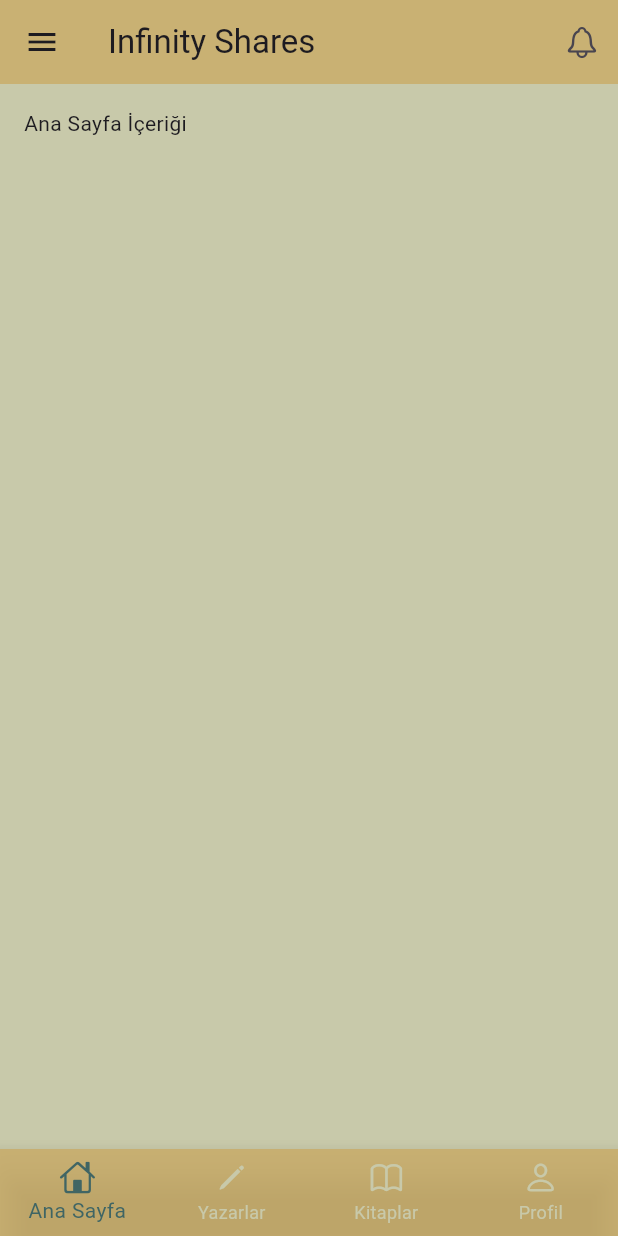
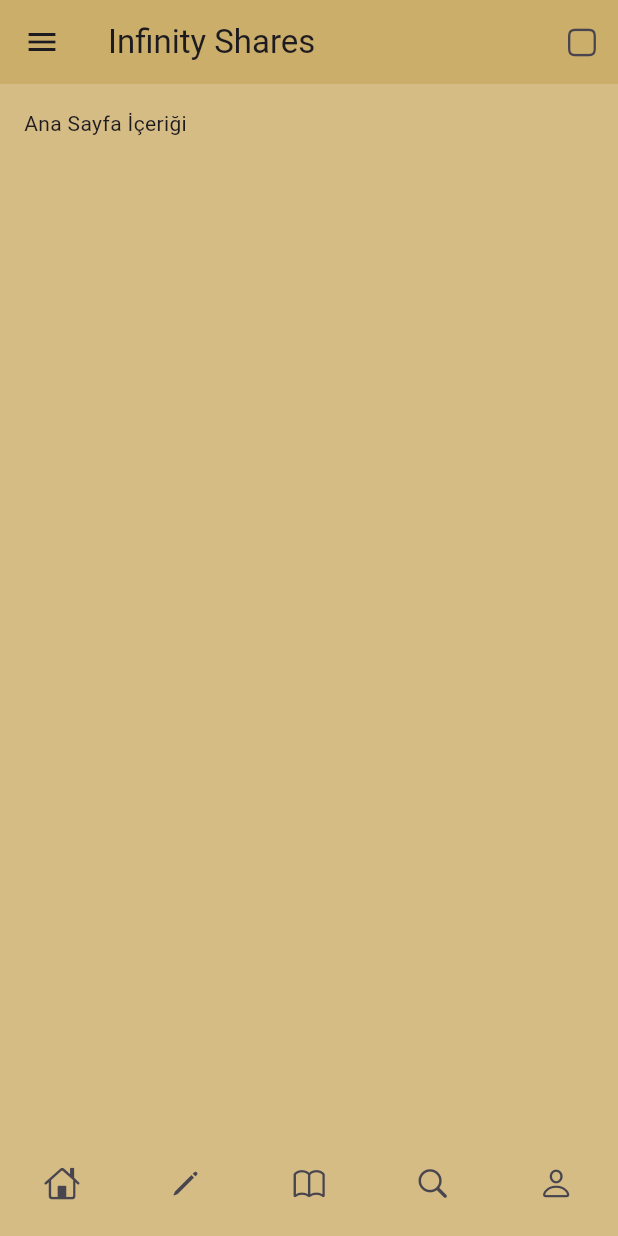
Before and after one commit to KeremAgiroz/InfiniteShelves, a Flutter app: the HomeScreen screen opened by its route, on a phone screen of 412 x 824 dp. Run offline on Flutter 3.47's test engine with Material 3 defaults, Android fonts, the phone set to English and light mode, and no system bars; our stand-ins replace go_router, lottie; missing offline and left inert: dotlottie_loader.

Commit message:
Vizede eklenmesi gereken özellikler kişiselleştirilerek eklenmiştir. Örnek olarak alt menü kişiselleştirilmiş arka plan renkleri constants.dart ta özelleştirilmiş her biri go_router kullanılarak routes dart ta sayfalar arası geçiş yapılması sağlanmıştır. Kalındığı yerden devam edilecektir...

```diff
--- /dev/null
+++ b/lib/core/constants.dart
@@ -0,0 +1,3 @@
+import 'package:flutter/widgets.dart';
+
+const arkaplanRengim = Color.fromARGB(200, 201, 170, 100);
--- a/lib/core/routes.dart
+++ b/lib/core/routes.dart
@@ -1,5 +1,9 @@
 // uygulamada sayfaları ve navigasyon işlemlerini buraya.
 import 'package:flutter/material.dart';
+import 'package:flutter_app/screens/authors_screen.dart';
+import 'package:flutter_app/screens/books_screen.dart';
+import 'package:flutter_app/screens/profile_screen.dart';
+import 'package:flutter_app/screens/search_screen.dart';
 import 'package:go_router/go_router.dart';
 import '../screens/loading_screen.dart';
 import '../screens/home_screen.dart';
@@ -16,5 +20,21 @@ final router = GoRouter(
       path: '/home',
       builder: (context, state) => const HomeScreen(),
     ),
+    GoRoute(
+      path: '/profile',
+      builder: (context, state) => const ProfileScreen(),
+    ),
+    GoRoute(
+      path: '/search',
+      builder: (context, state) => const SearchScreen(),
+    ),
+    GoRoute(
+      path: '/books',
+      builder: (context, state) => const BooksScreen(),
+    ),
+    GoRoute(
+      path: '/authors',
+      builder: (context, state) => const AuthorsScreen(),
+    ),
   ],
 );
--- a/lib/screens/home_screen.dart
+++ b/lib/screens/home_screen.dart
@@ -1,6 +1,10 @@
 //ana ekran
 import 'package:flutter/material.dart';
 import 'package:flutter/cupertino.dart';
+import 'package:flutter_app/core/constants.dart';
+import 'package:flutter_app/core/routes.dart';
+import 'package:flutter_app/widgets/bottom_menu.dart';
+import 'package:go_router/go_router.dart';
 
 class HomeScreen extends StatelessWidget {
   const HomeScreen({super.key});
@@ -8,14 +12,14 @@ class HomeScreen extends StatelessWidget {
   @override
   Widget build(BuildContext context) {
     return Scaffold(
-      backgroundColor: Color.fromRGBO(200, 201, 170, 100),
+      backgroundColor: arkaplanRengim,
       // AppBar
       appBar: AppBar(
         title: const Text('Infinity Shares'),
         backgroundColor: Color.fromARGB(200, 201, 170, 100),
         actions: [
           IconButton(
-            icon: const Icon(CupertinoIcons.bell),
+            icon: const Icon(CupertinoIcons.app),
             onPressed: () {},
           ),
         ],
@@ -28,14 +32,14 @@ class HomeScreen extends StatelessWidget {
             // Drawer Header
             Container(
               height: 200,
-              color: Colors.blue,
+              color: arkaplanRengim,
               child: Column(
                 mainAxisAlignment: MainAxisAlignment.center,
                 children: [
                   const Icon(
                     CupertinoIcons.person_circle,
                     size: 80,
-                    color: Colors.white,
+                    color: Colors.black,
                   ),
                   const SizedBox(height: 10),
                   const Text(
@@ -63,6 +67,27 @@ class HomeScreen extends StatelessWidget {
                 Navigator.pop(context);
               },
             ),
+            ListTile(
+              leading: const Icon(CupertinoIcons.person),
+              title: const Text('Profil'),
+              onTap: () {
+                Navigator.pop(context);
+              },
+            ),
+            ListTile(
+              leading: const Icon(CupertinoIcons.pencil),
+              title: const Text('Yazarlar'),
+              onTap: () {
+                Navigator.pop(context);
+              },
+            ),
+            ListTile(
+              leading: const Icon(CupertinoIcons.book),
+              title: const Text('Kitaplar'),
+              onTap: () {
+                Navigator.pop(context);
+              },
+            ),
           ],
         ),
       ),
@@ -79,36 +104,7 @@ class HomeScreen extends StatelessWidget {
         ],
       ),
 
-      bottomNavigationBar: BottomNavigationBar(
-        backgroundColor:
-            Color.fromARGB(200, 201, 170, 100), // Arka plan rengini ayarla
-        selectedItemColor:
-            Color.fromARGB(254, 63, 101, 100), // Seçili öğe rengi
-        unselectedItemColor:
-            Color.fromRGBO(200, 201, 170, 100), // Seçili olmayan öğe rengi
-        type: BottomNavigationBarType.fixed, // Renk geçişi olmaması için
-        items: const [
-          BottomNavigationBarItem(
-            icon: Icon(CupertinoIcons.home),
-            label: 'Ana Sayfa',
-          ),
-          BottomNavigationBarItem(
-            icon: Icon(CupertinoIcons.pencil),
-            label: 'Yazarlar',
-          ),
-          BottomNavigationBarItem(
-            icon: Icon(CupertinoIcons.book),
-            label: 'Kitaplar',
-          ),
-          BottomNavigationBarItem(
-            icon: Icon(CupertinoIcons.person),
-            label: 'Profil',
-          ),
-        ],
-        onTap: (index) {
-          // Navigasyon işlemleri buraya gelecek
-        },
-      ),
+      bottomNavigationBar: BottomMenu(),
     );
   }
 }
--- /dev/null
+++ b/lib/widgets/bottom_menu.dart
@@ -0,0 +1,50 @@
+import 'package:flutter/cupertino.dart';
+import 'package:flutter/material.dart';
+import 'package:go_router/go_router.dart';
+
+class BottomMenu extends StatelessWidget {
+  const BottomMenu({
+    super.key,
+  });
+
+  @override
+  Widget build(BuildContext context) {
+    return Container(
+        height: 70,
+        child: Row(
+          mainAxisAlignment: MainAxisAlignment.spaceAround,
+          children: [
+            IconButton(
+              onPressed: () {
+                context.go("/home");
+              },
+              icon: Icon(CupertinoIcons.home),
+            ),
+            IconButton(
+              onPressed: () {
+                context.go("/authors");
+              },
+              icon: Icon(CupertinoIcons.pencil),
+            ),
+            IconButton(
+              onPressed: () {
+                context.go("/books");
+              },
+              icon: Icon(CupertinoIcons.book),
+            ),
+            IconButton(
+              onPressed: () {
+                context.go("/search");
+              },
+              icon: Icon(CupertinoIcons.search),
+            ),
+            IconButton(
+              onPressed: () {
+                context.go("/profile");
+              },
+              icon: Icon(CupertinoIcons.person),
+            ),
+          ],
+        ));
+  }
+}
```
Also changed, not shown: lib/screens/authors_screen.dart (added, +19 -0 lines), lib/screens/books_screen.dart (added, +19 -0 lines), lib/screens/profile_screen.dart (added, +19 -0 lines), lib/screens/search_screen.dart (added, +18 -0 lines).
